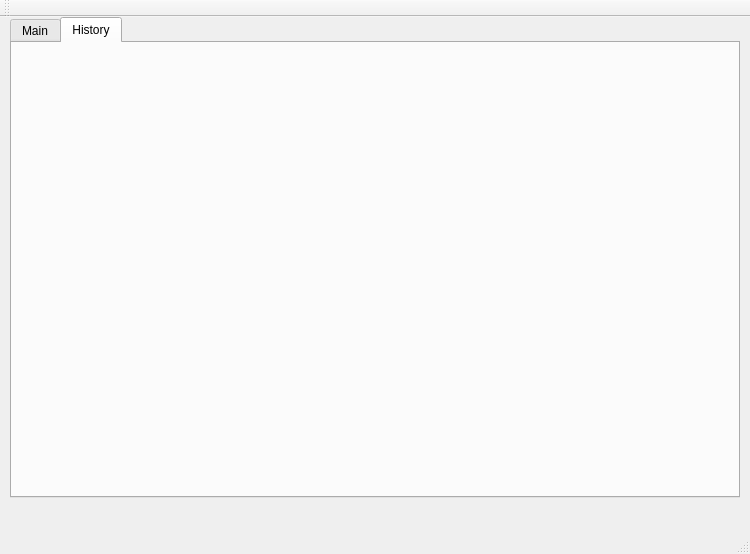
Before: the Qt Designer form mainwindow.ui in lightspeed393/SpaceDice, drawn with Qt 5.
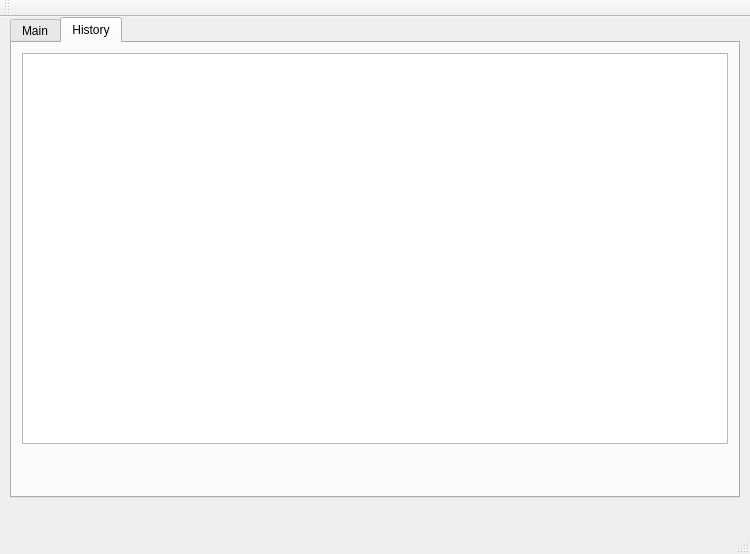
After: the same form once the commit is applied. The open tabs and pages were chosen to show the change.

Commit message: + history of transactions

The edit to the form file:
```diff
--- a/mainwindow.ui
+++ b/mainwindow.ui
@@ -482,6 +482,21 @@
      <attribute name="title">
       <string>History</string>
      </attribute>
+     <widget class="QTableWidget" name="tableHistory">
+      <property name="geometry">
+       <rect>
+        <x>10</x>
+        <y>10</y>
+        <width>706</width>
+        <height>391</height>
+       </rect>
+      </property>
+      <property name="font">
+       <font>
+        <pointsize>10</pointsize>
+       </font>
+      </property>
+     </widget>
     </widget>
    </widget>
   </widget>
```
The commit also changes 1 other file.
